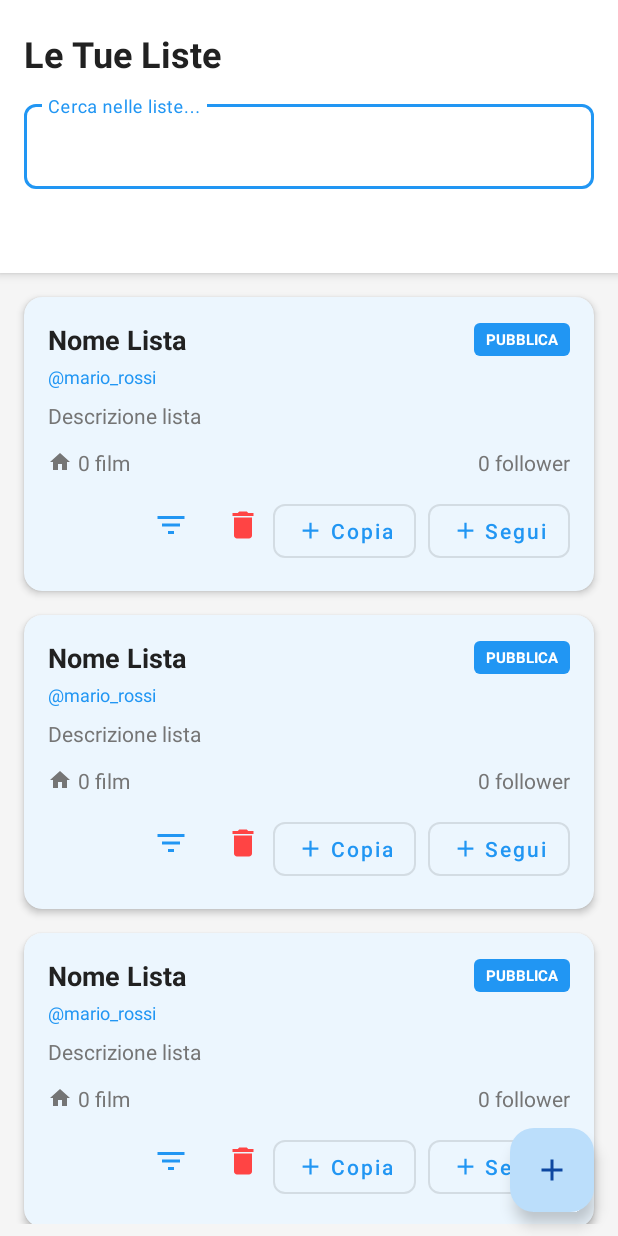
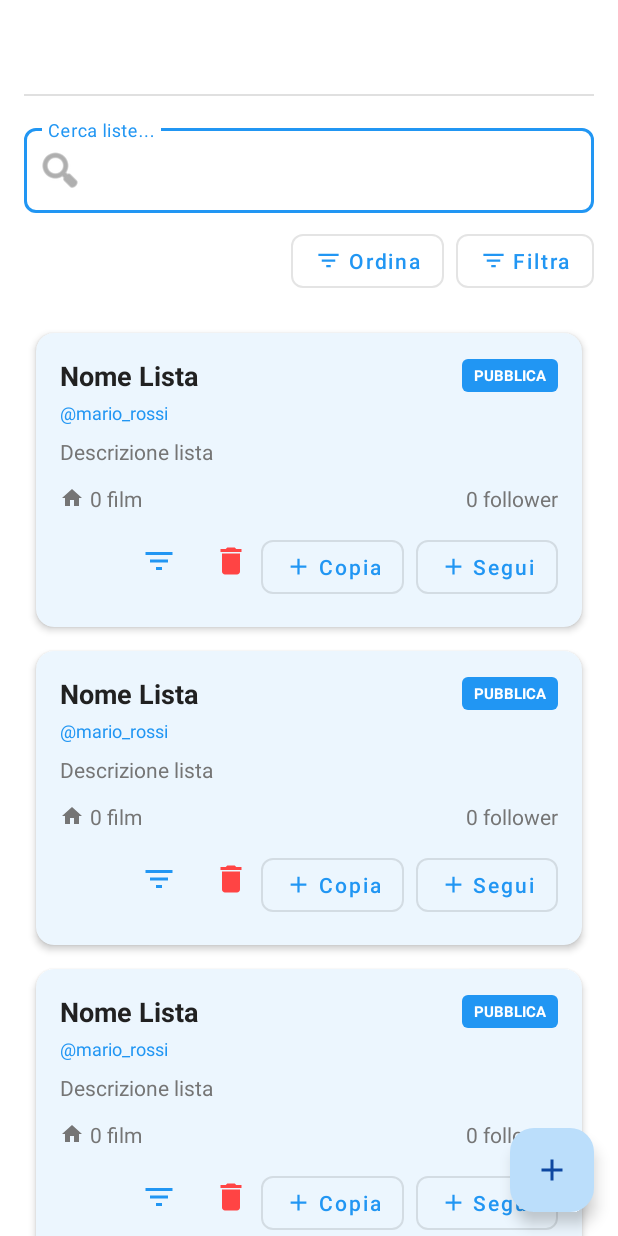
Before and after one commit to MatteMito/MovieApp, an Android app: the layout fragment_social.xml on its own in the app's theme, with its tools: preview values and no code run, on a phone screen of 412 x 824 dp. Run offline under Robolectric (Android 15) with nearby library versions, the phone set to English and light mode, and no system bars.

Commit message:
[Fix] Correzzione lista

```diff
--- a/MovieAppFrontBack/MovieApp/app/src/main/res/layout/fragment_social.xml
+++ b/MovieAppFrontBack/MovieApp/app/src/main/res/layout/fragment_social.xml
@@ -4,175 +4,172 @@
     xmlns:app="http://schemas.android.com/apk/res-auto"
     xmlns:tools="http://schemas.android.com/tools"
     android:layout_width="match_parent"
-    android:layout_height="match_parent"
-    android:background="@color/background_light">
+    android:layout_height="match_parent">
 
     <androidx.swiperefreshlayout.widget.SwipeRefreshLayout
-        android:id="@+id/swipe_refresh"
+        android:id="@+id/swipeRefresh"
         android:layout_width="match_parent"
         android:layout_height="match_parent">
 
-        <LinearLayout
+        <androidx.core.widget.NestedScrollView
             android:layout_width="match_parent"
-            android:layout_height="match_parent"
-            android:orientation="vertical">
+            android:layout_height="match_parent">
 
-            <!-- header con tabs -->
             <LinearLayout
                 android:layout_width="match_parent"
                 android:layout_height="wrap_content"
                 android:orientation="vertical"
-                android:background="@color/white"
-                android:elevation="4dp"
-                android:paddingTop="16dp">
+                android:padding="16dp">
 
+                <!-- header con tabs -->
+                <com.google.android.material.tabs.TabLayout
+                    android:id="@+id/tabLayout"
+                    android:layout_width="match_parent"
+                    android:layout_height="wrap_content"
+                    android:layout_marginBottom="16dp"
+                    app:tabMode="scrollable"
+                    app:tabGravity="fill"/>
+
+                <!-- barra ricerca -->
+                <com.google.android.material.textfield.TextInputLayout
+                    android:layout_width="match_parent"
+                    android:layout_height="wrap_content"
+                    android:layout_marginBottom="8dp"
+                    style="@style/Widget.MaterialComponents.TextInputLayout.OutlinedBox"
+                    app:startIconDrawable="@android:drawable/ic_menu_search">
+
+                    <com.google.android.material.textfield.TextInputEditText
+                        android:id="@+id/etSearch"
+                        android:layout_width="match_parent"
+                        android:layout_height="wrap_content"
+                        android:hint="Cerca liste..."
+                        android:inputType="text"
+                        android:maxLines="1"/>
+                </com.google.android.material.textfield.TextInputLayout>
+
+                <!-- bottoni filtri -->
                 <LinearLayout
                     android:layout_width="match_parent"
                     android:layout_height="wrap_content"
                     android:orientation="horizontal"
-                    android:paddingHorizontal="16dp"
-                    android:layout_marginBottom="8dp"
-                    android:gravity="center_vertical">
+                    android:layout_marginBottom="16dp"
+                    android:gravity="end">
 
-                    <TextView
-                        android:layout_width="0dp"
+                    <com.google.android.material.button.MaterialButton
+                        android:id="@+id/btnSort"
+                        style="@style/Widget.MaterialComponents.Button.OutlinedButton"
+                        android:layout_width="wrap_content"
                         android:layout_height="wrap_content"
-                        android:layout_weight="1"
-                        android:text="Le Tue Liste"
-                        android:textSize="24sp"
-                        android:textStyle="bold"
-                        android:textColor="@color/text_primary"/>
+                        android:text="Ordina"
+                        android:textAllCaps="false"
+                        app:icon="@drawable/ic_filter"/>
 
-                    <!-- bottone ordina -->
-                    <ImageButton
-                        android:id="@+id/btn_sort"
-                        android:layout_width="40dp"
-                        android:layout_height="40dp"
-                        android:layout_marginEnd="8dp"
-                        android:src="@drawable/ic_filter"
-                        android:background="?attr/selectableItemBackgroundBorderless"
-                        android:contentDescription="ordina"/>
-
-                    <!-- bottone filtra -->
-                    <ImageButton
-                        android:id="@+id/btn_filter"
-                        android:layout_width="40dp"
-                        android:layout_height="40dp"
-                        android:src="@drawable/ic_filter"
-                        android:background="?attr/selectableItemBackgroundBorderless"
-                        android:contentDescription="filtri"/>
-
+                    <com.google.android.material.button.MaterialButton
+                        android:id="@+id/btnFilter"
+                        style="@style/Widget.MaterialComponents.Button.OutlinedButton"
+                        android:layout_width="wrap_content"
+                        android:layout_height="wrap_content"
+                        android:layout_marginStart="8dp"
+                        android:text="Filtra"
+                        android:textAllCaps="false"
+                        app:icon="@drawable/ic_filter"/>
                 </LinearLayout>
 
-                <!-- barra di ricerca -->
-                <com.google.android.material.textfield.TextInputLayout
+                <!-- container le mie liste -->
+                <LinearLayout
+                    android:id="@+id/containerMyLists"
                     android:layout_width="match_parent"
                     android:layout_height="wrap_content"
-                    android:layout_marginHorizontal="16dp"
-                    android:layout_marginBottom="8dp"
-                    android:hint="Cerca nelle liste..."
-                    style="@style/Widget.MaterialComponents.TextInputLayout.OutlinedBox">
+                    android:orientation="vertical"
+                    android:visibility="visible">
 
-                    <com.google.android.material.textfield.TextInputEditText
-                        android:id="@+id/et_search"
+                    <androidx.recyclerview.widget.RecyclerView
+                        android:id="@+id/recyclerMyLists"
                         android:layout_width="match_parent"
                         android:layout_height="wrap_content"
-                        android:inputType="text"
-                        android:maxLines="1"
-                        android:imeOptions="actionSearch"/>
-
-                </com.google.android.material.textfield.TextInputLayout>
-
-                <!-- tabs -->
-                <com.google.android.material.tabs.TabLayout
-                    android:id="@+id/tab_layout"
-                    android:layout_width="match_parent"
-                    android:layout_height="wrap_content"
-                    android:background="@android:color/transparent"
-                    app:tabTextColor="@color/text_secondary"
-                    app:tabSelectedTextColor="@color/primary_blue"
-                    app:tabIndicatorColor="@color/primary_blue"
-                    app:tabIndicatorHeight="3dp"
-                    app:tabMode="fixed"/>
-
-            </LinearLayout>
-
-            <!-- container liste -->
-            <FrameLayout
-                android:layout_width="match_parent"
-                android:layout_height="match_parent">
-
-                <!-- le mie liste -->
-                <LinearLayout
-                    android:id="@+id/container_my_lists"
-                    android:layout_width="match_parent"
-                    android:layout_height="match_parent"
-                    android:orientation="vertical"
-                    android:padding="8dp">
-
-                    <androidx.recyclerview.widget.RecyclerView
-                        android:id="@+id/recycler_my_lists"
-                        android:layout_width="match_parent"
-                        android:layout_height="match_parent"
                         tools:listitem="@layout/item_social_list"
                         tools:itemCount="3"/>
 
                     <TextView
-                        android:id="@+id/tv_empty_my_lists"
+                        android:id="@+id/tvEmptyMyLists"
                         android:layout_width="match_parent"
-                        android:layout_height="match_parent"
-                        android:gravity="center"
-                        android:text="Nessuna lista creata\n\nTocca + per crearne una!"
+                        android:layout_height="wrap_content"
+                        android:text="Nessuna lista creata.\nTocca + per crearne una!"
+                        android:textAlignment="center"
+                        android:padding="32dp"
                         android:textSize="16sp"
                         android:textColor="@color/text_secondary"
-                        android:visibility="gone"
-                        tools:visibility="gone"/>
-
+                        android:visibility="gone"/>
                 </LinearLayout>
 
-                <!-- liste pubbliche -->
+                <!-- container liste pubbliche -->
                 <LinearLayout
-                    android:id="@+id/container_public_lists"
+                    android:id="@+id/containerPublicLists"
                     android:layout_width="match_parent"
-                    android:layout_height="match_parent"
+                    android:layout_height="wrap_content"
                     android:orientation="vertical"
-                    android:padding="8dp"
                     android:visibility="gone">
 
                     <androidx.recyclerview.widget.RecyclerView
-                        android:id="@+id/recycler_public_lists"
+                        android:id="@+id/recyclerPublicLists"
                         android:layout_width="match_parent"
-                        android:layout_height="match_parent"
+                        android:layout_height="wrap_content"
                         tools:listitem="@layout/item_social_list"
                         tools:itemCount="3"/>
 
                     <TextView
-                        android:id="@+id/tv_empty_public_lists"
+                        android:id="@+id/tvEmptyPublicLists"
                         android:layout_width="match_parent"
-                        android:layout_height="match_parent"
-                        android:gravity="center"
+                        android:layout_height="wrap_content"
                         android:text="Nessuna lista pubblica disponibile"
+                        android:textAlignment="center"
+                        android:padding="32dp"
                         android:textSize="16sp"
                         android:textColor="@color/text_secondary"
-                        android:visibility="gone"
-                        tools:visibility="gone"/>
-
+                        android:visibility="gone"/>
                 </LinearLayout>
 
-            </FrameLayout>
+                <!-- container liste seguite -->
+                <LinearLayout
+                    android:id="@+id/containerFollowedLists"
+                    android:layout_width="match_parent"
+                    android:layout_height="wrap_content"
+                    android:orientation="vertical"
+                    android:visibility="gone">
 
-        </LinearLayout>
+                    <androidx.recyclerview.widget.RecyclerView
+                        android:id="@+id/recyclerFollowedLists"
+                        android:layout_width="match_parent"
+                        android:layout_height="wrap_content"
+                        tools:listitem="@layout/item_social_list"
+                        tools:itemCount="3"/>
+
+                    <TextView
+                        android:id="@+id/tvEmptyFollowedLists"
+                        android:layout_width="match_parent"
+                        android:layout_height="wrap_content"
+                        android:text="Non segui ancora nessuna lista.\nEsplora le liste pubbliche!"
+                        android:textAlignment="center"
+                        android:padding="32dp"
+                        android:textSize="16sp"
+                        android:textColor="@color/text_secondary"
+                        android:visibility="gone"/>
+                </LinearLayout>
+
+            </LinearLayout>
+
+        </androidx.core.widget.NestedScrollView>
 
     </androidx.swiperefreshlayout.widget.SwipeRefreshLayout>
 
-    <!-- fab create list -->
+    <!-- fab crea lista -->
     <com.google.android.material.floatingactionbutton.FloatingActionButton
-        android:id="@+id/fab_create_list"
+        android:id="@+id/fabCreateList"
         android:layout_width="wrap_content"
         android:layout_height="wrap_content"
         android:layout_gravity="bottom|end"
         android:layout_margin="16dp"
         app:srcCompat="@drawable/ic_add"
-        android:contentDescription="crea lista"/>
+        android:contentDescription="Crea lista"/>
 
 </androidx.coordinatorlayout.widget.CoordinatorLayout>
```
Also changed, not shown: MovieAppFrontBack/MovieApp/app/src/main/java/com/example/movieapp/data/models/MovieList.kt (+10 -2 lines), MovieAppFrontBack/MovieApp/app/src/main/java/com/example/movieapp/ui/social/SocialFragment.kt (+74 -12 lines), MovieAppFrontBack/MovieApp/app/src/main/java/com/example/movieapp/ui/social/SocialListAdapter.kt (+25 -6 lines), MovieAppFrontBack/MovieApp/app/src/main/java/com/example/movieapp/ui/social/SocialViewModel.kt (+109 -38 lines).
